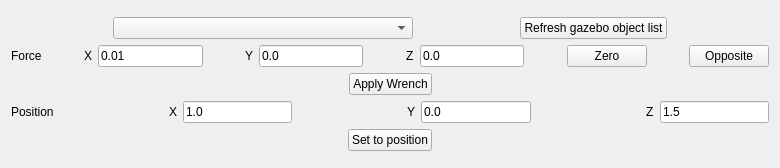
Before: the Qt Designer form sr_moving_object/uis/SrMoveObjects.ui in shadow-robot/sr-taco, drawn with Qt 5.
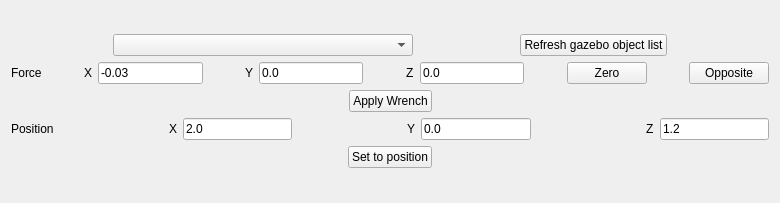
After: the same form once the commit is applied.

Diff of the .ui file:
```diff
--- a/sr_moving_object/uis/SrMoveObjects.ui
+++ b/sr_moving_object/uis/SrMoveObjects.ui
@@ -7,7 +7,7 @@
     <x>0</x>
     <y>0</y>
     <width>780</width>
-    <height>168</height>
+    <height>203</height>
    </rect>
   </property>
   <property name="windowTitle">
@@ -197,7 +197,7 @@
          <item>
           <widget class="QLineEdit" name="lineEdit">
            <property name="text">
-            <string>0.01</string>
+            <string>-0.03</string>
            </property>
           </widget>
          </item>
@@ -342,7 +342,7 @@
          <item>
           <widget class="QLineEdit" name="lineEdit_4">
            <property name="text">
-            <string>1.0</string>
+            <string>2.0</string>
            </property>
           </widget>
          </item>
@@ -396,7 +396,7 @@
          <item>
           <widget class="QLineEdit" name="lineEdit_6">
            <property name="text">
-            <string>1.5</string>
+            <string>1.2</string>
            </property>
           </widget>
          </item>
```
